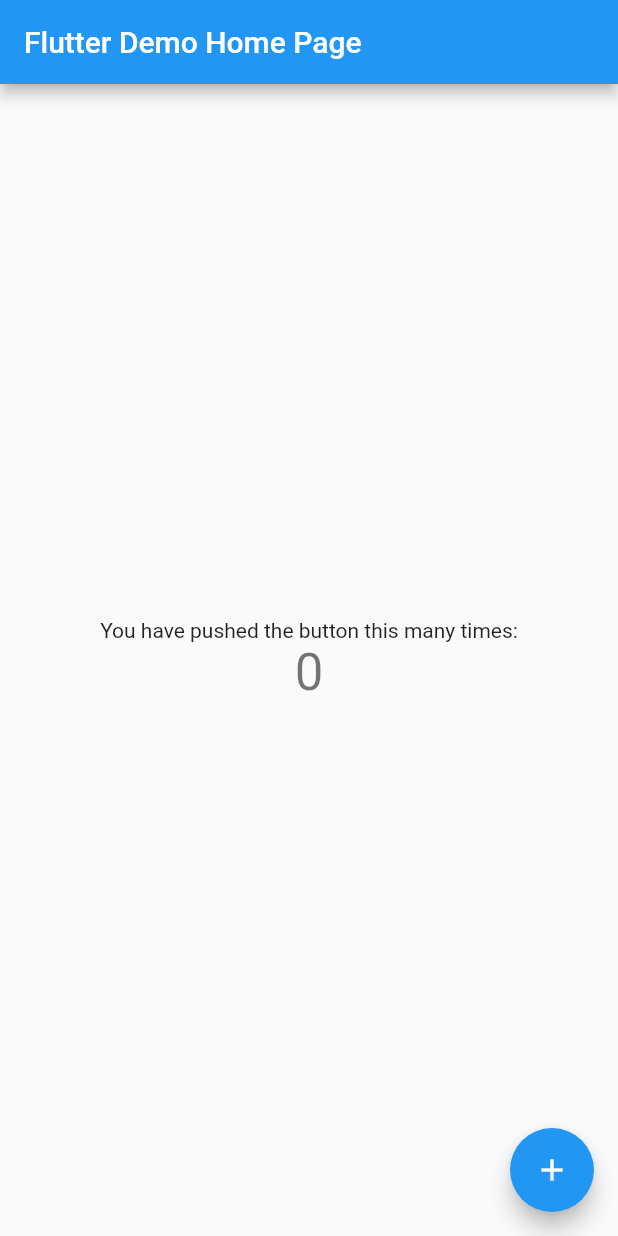
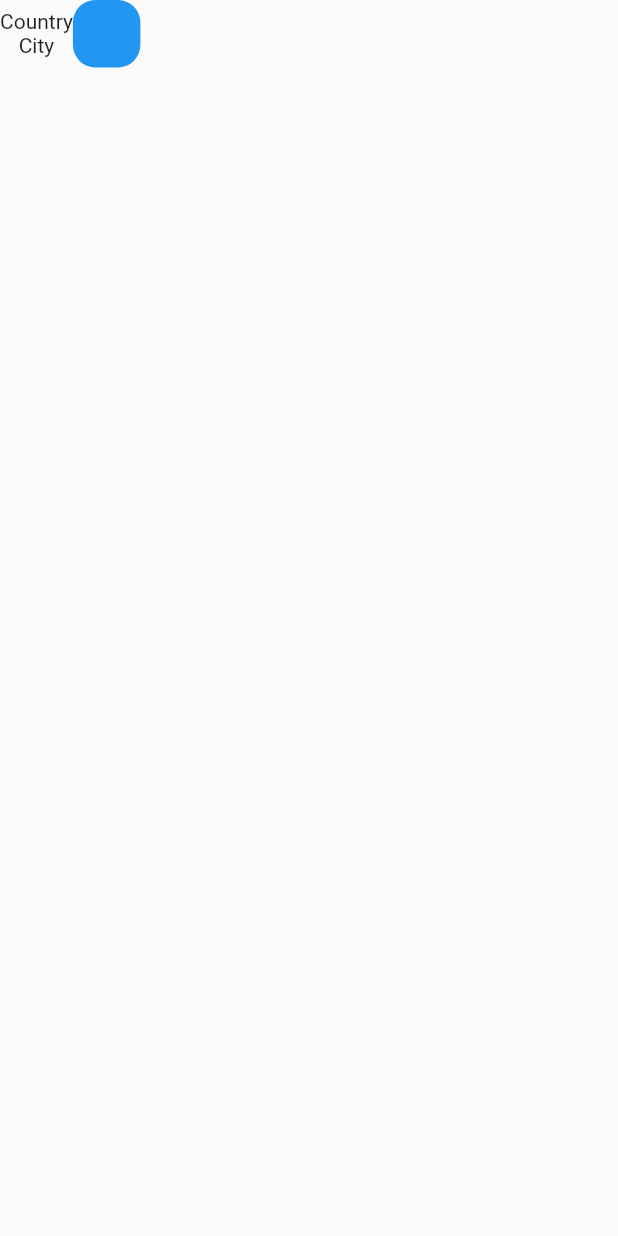
Before and after one commit to Ibrahimmosnad/food_ordering_app, a Flutter app: the screen it shows after launch, on a phone screen of 412 x 824 dp. Run offline on Flutter 3.47's test engine with Material 2 defaults, Android fonts, the phone set to English and light mode, and no system bars.

Commit message:
Container and Text

```diff
--- /dev/null
+++ b/lib/Home/home.dart
@@ -0,0 +1,39 @@
+import 'package:flutter/cupertino.dart';
+import 'package:flutter/material.dart';
+
+class HomePage extends StatefulWidget {
+  const HomePage({Key? key}) : super(key: key);
+
+  @override
+  State<HomePage> createState() => _HomePageState();
+}
+
+class _HomePageState extends State<HomePage> {
+  @override
+  Widget build(BuildContext context) {
+    return Scaffold(
+        body: ListView(
+          children: [
+            Row(
+              children: [
+                Column(
+                  children: [
+                    Text('Country'),
+                    Text('City')
+                  ],
+                ),
+                Container(
+                  width: 45,
+                  height: 45,
+                  decoration: BoxDecoration(
+                    borderRadius: BorderRadius.circular(15),
+                    color: Colors.blue
+                  ),
+                )
+              ],
+            )
+          ],
+        ),
+    );
+  }
+}
--- a/lib/main.dart
+++ b/lib/main.dart
@@ -1,4 +1,5 @@
 import 'package:flutter/material.dart';
+import 'package:food_ordering_app/Home/home.dart';
 
 void main() {
   runApp(const MyApp());
@@ -13,74 +14,9 @@ class MyApp extends StatelessWidget {
     return MaterialApp(
       title: 'Flutter Demo',
       theme: ThemeData(
-        // This is the theme of your application.
-        //
-        // Try running your application with "flutter run". You'll see the
-        // application has a blue toolbar. Then, without quitting the app, try
-        // changing the primarySwatch below to Colors.green and then invoke
-        // "hot reload" (press "r" in the console where you ran "flutter run",
-        // or simply save your changes to "hot reload" in a Flutter IDE).
-        // Notice that the counter didn't reset back to zero; the application
-        // is not restarted.
         primarySwatch: Colors.blue,
       ),
-      home: const MyHomePage(title: 'Flutter Demo Home Page'),
+      home: HomePage(),
     );
   }
 }
-
-class MyHomePage extends StatefulWidget {
-  const MyHomePage({Key? key, required this.title}) : super(key: key);
-
-  // This widget is the home page of your application. It is stateful, meaning
-  // that it has a State object (defined below) that contains fields that affect
-  // how it looks.
-
-  // This class is the configuration for the state. It holds the values (in this
-  // case the title) provided by the parent (in this case the App widget) and
-  // used by the build method of the State. Fields in a Widget subclass are
-  // always marked "final".
-
-  final String title;
-
-  @override
-  State<MyHomePage> createState() => _MyHomePageState();
-}
-
-class _MyHomePageState extends State<MyHomePage> {
-  int _counter = 0;
-
-  void _incrementCounter() {
-    setState(() {
-      _counter++;
-    });
-  }
-
-  @override
-  Widget build(BuildContext context) {
-    return Scaffold(
-      appBar: AppBar(
-        title: Text(widget.title),
-      ),
-      body: Center(
-        child: Column(
-          mainAxisAlignment: MainAxisAlignment.center,
-          children: <Widget>[
-            const Text(
-              'You have pushed the button this many times:',
-            ),
-            Text(
-              '$_counter',
-              style: Theme.of(context).textTheme.headline4,
-            ),
-          ],
-        ),
-      ),
-      floatingActionButton: FloatingActionButton(
-        onPressed: _incrementCounter,
-        tooltip: 'Increment',
-        child: const Icon(Icons.add),
-      ), // This trailing comma makes auto-formatting nicer for build methods.
-    );
-  }
-}
```
Also changed, not shown: lib/Utils/colors.dart (added).
